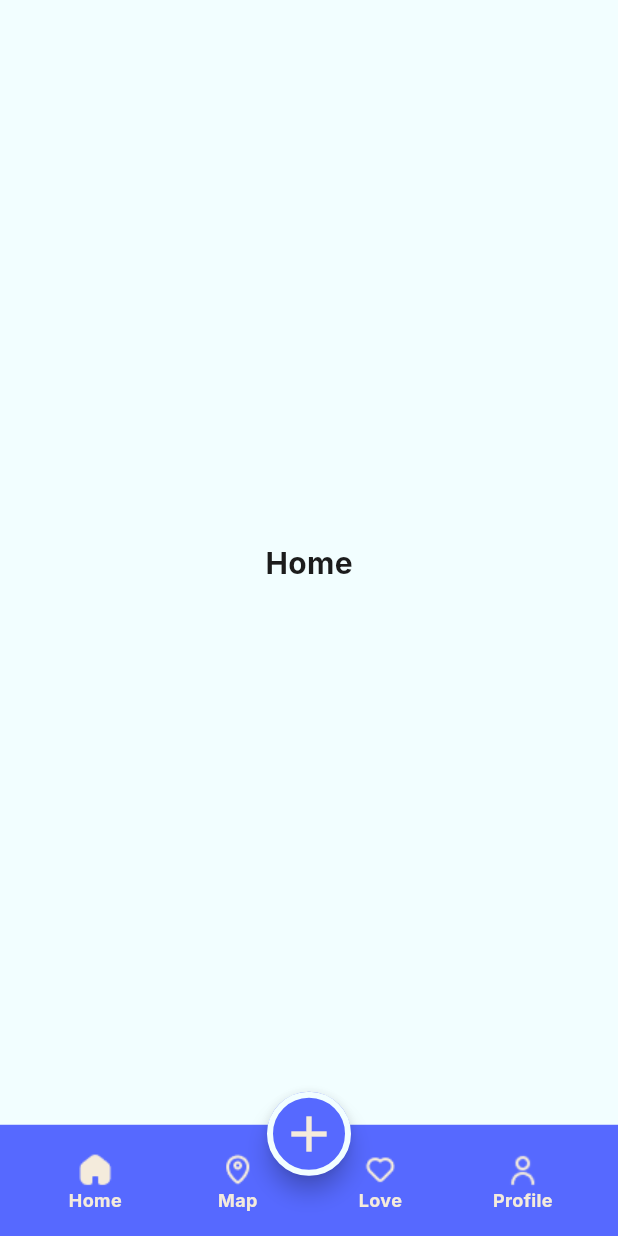
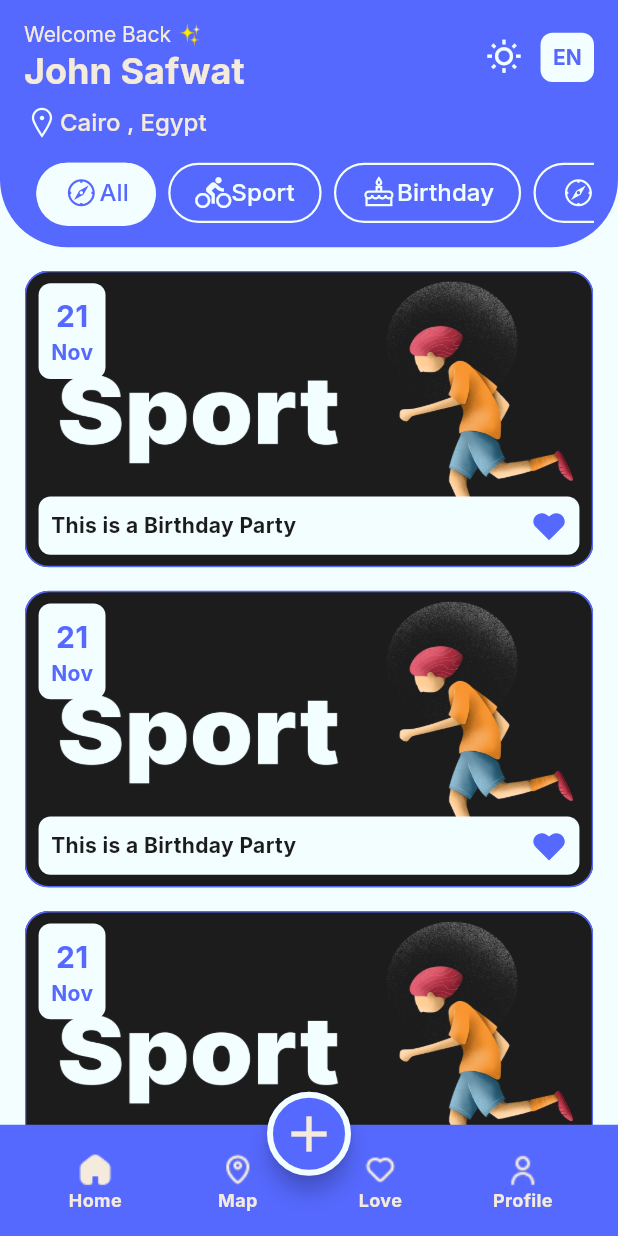
Before and after one commit to Shrook5Khattab31/Evently-Project, a Flutter app: the screen it shows after launch, on a phone screen of 412 x 824 dp. Run offline on Flutter 3.47's test engine with Material 3 defaults, Android fonts, the phone set to English and light mode, and no system bars; our stand-ins replace easy_localization, google_fonts, icons_plus, introduction_screen, toggle_switch.

Commit message:
+[feat]: added homeTab

```diff
--- a/lib/main.dart
+++ b/lib/main.dart
@@ -4,7 +4,7 @@ import 'package:evently_project/providers/appThemeProvider.dart';
 import 'package:evently_project/screens/homeScreen.dart';
 import 'package:evently_project/screens/introScreen.dart';
 import 'package:evently_project/screens/onBoardingScreen.dart';
-import 'package:evently_project/screens/profileTab.dart';
+import 'package:evently_project/screens/tabs/profileTab.dart';
 import 'package:evently_project/utils/appThemes.dart';
 import 'package:evently_project/utils/routeNames.dart';
 import 'package:flutter/material.dart';
--- a/lib/screens/homeScreen.dart
+++ b/lib/screens/homeScreen.dart
@@ -1,5 +1,6 @@
 import 'package:easy_localization/easy_localization.dart';
-import 'package:evently_project/screens/profileTab.dart';
+import 'package:evently_project/screens/tabs/homeTab/homeTab.dart';
+import 'package:evently_project/screens/tabs/profileTab.dart';
 import 'package:flutter/material.dart';
 import '../utils/appAssets.dart';
 import '../utils/appColors.dart';
@@ -67,7 +68,7 @@ class _HomeScreenState extends State<HomeScreen> {
 
   Widget buildTab(int index){
     switch(index){
-      case 0: return Center(child: Text('Home'),);
+      case 0: return HomeTab();
       case 1: return Center(child: Text('Map'),);
       case 2: return Center(child: Text('Fav'),);
       case 3: return ProfileTab();
--- /dev/null
+++ b/lib/screens/tabs/homeTab/homeTab.dart
@@ -0,0 +1,106 @@
+import 'package:evently_project/screens/tabs/homeTab/widgets/customTab.dart';
+import 'package:evently_project/screens/tabs/homeTab/widgets/eventsWidget.dart';
+import 'package:evently_project/utils/appColors.dart';
+import 'package:evently_project/utils/appStyles.dart';
+import 'package:flutter/material.dart';
+import 'package:icons_plus/icons_plus.dart';
+import 'package:provider/provider.dart';
+import '../../../providers/appLanguageProvider.dart';
+import '../../../providers/appThemeProvider.dart';
+
+class HomeTab extends StatelessWidget {
+  List<String> events = [ 'all',
+    'sport','birthday','meeting','gaming','eating',
+    'holiday','exhibition','workshop','bookclub'
+  ];
+  List<IconData> eventIcons = [
+    LineAwesome.compass,Icons.directions_bike,LineAwesome.birthday_cake_solid,
+    LineAwesome.compass,LineAwesome.compass,LineAwesome.compass,
+    LineAwesome.compass,LineAwesome.compass,LineAwesome.compass,
+    LineAwesome.compass,
+  ];
+  int selectedIndex=0;
+  @override
+  Widget build(BuildContext context) {
+    var width=MediaQuery.of(context).size.width;
+    var height=MediaQuery.of(context).size.height;
+    var languageProvider = Provider.of<AppLanguageProvider>(context);
+    var themeProvider = Provider.of<AppThemeProvider>(context);
+    return Scaffold(
+      appBar: AppBar(
+        backgroundColor: Theme.of(context).primaryColor,
+        toolbarHeight: height*0.2,
+        shape: RoundedRectangleBorder(
+          borderRadius: BorderRadiusGeometry.vertical(bottom: Radius.circular(45),),
+        ),
+        title: Column(
+          spacing: height*0.009,
+          children: [
+            Row(
+              children: [
+                Column(
+                  crossAxisAlignment: CrossAxisAlignment.start,
+                  children: [
+                    Text('Welcome Back ✨',style: AppStyles.regular14offWhite,),
+                    Text('John Safwat',style: AppStyles.bold24offWhite,),
+                  ],
+                ),
+                Spacer(),
+                ///change the style
+                Icon(themeProvider.appTheme=='light'?
+                  Icons.wb_sunny_outlined:Icons.brightness_2_sharp,
+                  color: themeProvider.appTheme=='light'?
+                  AppColors.lightBlueColor:AppColors.offWhiteColor,),
+                Container(
+                  margin: EdgeInsetsDirectional.only(start: width*0.03),
+                  padding: EdgeInsets.symmetric(horizontal: width*0.02,vertical: height*0.009),
+                  decoration: BoxDecoration(
+                    color: themeProvider.appTheme=='light'?
+                    AppColors.lightBlueColor:AppColors.offWhiteColor,
+                    borderRadius: BorderRadius.circular(8),
+                  ),
+                  child: Text((languageProvider.appLanguage).toUpperCase(),
+                    style: themeProvider.appTheme=='light'?
+                    AppStyles.bold14primary:AppStyles.bold14darkPrimary,
+                  ),
+                ),
+              ],
+            ),
+            Row(
+              children: [
+                Icon(LineAwesome.map_marker_solid,color: AppColors.lightBlueColor,size: 24,),
+                Text('Cairo , Egypt',style: AppStyles.medium16offWhite,),
+              ],
+            ),
+            DefaultTabController(
+              initialIndex: selectedIndex,
+              length: events.length,
+              child: TabBar(
+                padding: EdgeInsets.only(top: height*0.009),
+                isScrollable: true,
+                labelPadding: EdgeInsetsGeometry.directional(start: width*0.02),
+                onTap: (index)=> selectedIndex=index,
+                tabs: List.generate(events.length, (index)=>
+                  CustomTab(icon: eventIcons[index], label: events[index])),
+              ),
+            ),
+          ],
+        ),
+      ),
+      body: Padding(
+        padding: EdgeInsetsGeometry.directional(top: height*0.019,start: width*0.04,end: width*0.04),
+        child: Column(
+          children: [
+            Expanded(
+              child: ListView.separated(
+                itemBuilder: (context, index) => EventsWidget(),
+                separatorBuilder: (context, index) => SizedBox(height: height*0.019,),
+                itemCount: 4,
+              ),
+            ),
+          ],
+        ),
+      ),
+    );
+  }
+}
--- /dev/null
+++ b/lib/screens/tabs/homeTab/widgets/customTab.dart
@@ -0,0 +1,26 @@
+import 'package:easy_localization/easy_localization.dart';
+import 'package:flutter/material.dart';
+
+class CustomTab extends StatelessWidget {
+  IconData icon;
+  String label;
+  CustomTab({required this.icon,required this.label});
+  @override
+  Widget build(BuildContext context) {
+    var width=MediaQuery.of(context).size.width;
+    var height=MediaQuery.of(context).size.height;
+    return Container(
+      decoration: BoxDecoration(
+        borderRadius: BorderRadius.circular(46),
+        border:Border.all(color: Theme.of(context).focusColor,width: 1.5),
+      ),
+      padding: EdgeInsets.symmetric(horizontal: width*0.04,vertical: height*0.008),
+      child: Row(
+        children: [
+          Icon(icon),
+          Text(label).tr()
+        ],
+      ),
+    );
+  }
+}
--- /dev/null
+++ b/lib/screens/tabs/homeTab/widgets/eventsWidget.dart
@@ -0,0 +1,67 @@
+import 'package:evently_project/utils/appAssets.dart';
+import 'package:evently_project/utils/appColors.dart';
+import 'package:evently_project/utils/appStyles.dart';
+import 'package:flutter/material.dart';
+import 'package:icons_plus/icons_plus.dart';
+import 'package:provider/provider.dart';
+
+import '../../../../providers/appThemeProvider.dart';
+
+class EventsWidget extends StatelessWidget {
+
+  @override
+  Widget build(BuildContext context) {
+    var width=MediaQuery.of(context).size.width;
+    var height=MediaQuery.of(context).size.height;
+    var themeProvider = Provider.of<AppThemeProvider>(context);
+    return Container(
+      padding: EdgeInsets.symmetric(vertical: height*0.009,horizontal: width*0.02),
+      decoration: BoxDecoration(
+        borderRadius: BorderRadius.circular(16),
+        border: Border.all(color: AppColors.primaryColor),
+        image: DecorationImage(
+          image: AssetImage(AppAssets.sportEventImg),
+          fit: BoxFit.fill
+        ),
+      ),
+      clipBehavior: Clip.antiAlias,
+      width: double.infinity,
+      height: height*0.24,
+      child: Column(
+        crossAxisAlignment: CrossAxisAlignment.start,
+        mainAxisAlignment: MainAxisAlignment.spaceBetween,
+        children: [
+          Container(
+            padding: EdgeInsets.symmetric(vertical: height*0.009,horizontal: width*0.02),
+            decoration: BoxDecoration(
+              color: Theme.of(context).scaffoldBackgroundColor,
+              borderRadius: BorderRadius.circular(8),
+            ),
+            child: Column(
+              crossAxisAlignment: CrossAxisAlignment.center,
+              children: [
+                Text('21',style: AppStyles.bold20primary,),
+                Text('Nov',style: AppStyles.bold14primary,),
+              ],
+            ),
+          ),
+          Container(
+            padding: EdgeInsets.symmetric(vertical: height*0.009,horizontal: width*0.02),
+            width: double.infinity,
+            decoration: BoxDecoration(
+              color: Theme.of(context).scaffoldBackgroundColor,
+              borderRadius: BorderRadius.circular(8),
+            ),
+            child: Row(
+              mainAxisAlignment: MainAxisAlignment.spaceBetween,
+              children: [
+                Text('This is a Birthday Party',style: themeProvider.appTheme=='light'?AppStyles.bold14black:AppStyles.bold14offWhite,),
+                Icon(LineAwesome.heart_solid,color: AppColors.primaryColor,),
+              ],
+            ),
+          )
+        ],
+      ),
+    );
+  }
+}
--- a/lib/screens/profileTab.dart
+++ b/lib/screens/tabs/profileTab.dart
@@ -6,7 +6,7 @@ import 'package:evently_project/utils/appStyles.dart';
 import 'package:flutter/material.dart';
 import 'package:provider/provider.dart';
 
-import '../providers/appThemeProvider.dart';
+import '../../providers/appThemeProvider.dart';
 
 class ProfileTab extends StatefulWidget {
 
@@ -23,6 +23,9 @@ class _ProfileTabState extends State<ProfileTab> {
     var themeProvider = Provider.of<AppThemeProvider>(context);
     return Scaffold(
       appBar: AppBar(
+        shape: RoundedRectangleBorder(
+          borderRadius: BorderRadiusGeometry.directional(bottomStart: Radius.circular(80)),
+        ),
         leading: Padding(
           padding: EdgeInsets.symmetric(vertical:height*0.019,horizontal: width*0.04),
           child: Image.asset(AppAssets.profileImg,fit: BoxFit.fill,),
--- a/lib/utils/appAssets.dart
+++ b/lib/utils/appAssets.dart
@@ -5,8 +5,8 @@ class AppAssets{
   static const String introScreen2 = 'assets/images/introAssets/intro2.png';
   static const String introScreen3 = 'assets/images/introAssets/intro3.png';
   static const String eventlyLogo = 'assets/images/eventlyAppbarLogo.png';
-  ///homeScreen///
-
+  ///homeTab///
+  static const String sportEventImg = 'assets/images/homeTabAssets/Sport_event.png';
   ///ProfileTab///
   static const String profileImg = 'assets/images/profileTabAssets/profileImg.png';
 
--- a/lib/utils/appColors.dart
+++ b/lib/utils/appColors.dart
@@ -3,10 +3,10 @@ import 'package:flutter/material.dart';
 class AppColors{
   static const Color primaryColor= Color(0xFF5669FF);
   static const Color blackColor= Color(0xFF1C1C1C);
-  static const Color darkThemeColor = Color(0xFF101127);
+  static const Color darkPrimaryColor = Color(0xFF101127);
   static const Color navyColor=Color(0xFF051725);
   static const Color orangeColor=Color(0xFFFFBC70);
-  static const Color lightThemeColor=Color(0xFFF2FEFF);
+  static const Color lightBlueColor=Color(0xFFF2FEFF);
   static const Color offWhiteColor=Color(0xFFF4EBDC);
   static const Color whiteColor=Color(0xFFFFFFFF);
   static const Color redColor=Color(0xFFFF5659);
--- a/lib/utils/appStyles.dart
+++ b/lib/utils/appStyles.dart
@@ -3,36 +3,17 @@ import 'package:google_fonts/google_fonts.dart';
 import 'appColors.dart';
 
 class AppStyles{
-  ///--- White TextStyle (medium) ---///
-  static TextStyle medium12white= GoogleFonts.inter(
-    color: AppColors.lightThemeColor,
-    fontWeight: FontWeight.w500,
-    fontSize: 12,
-  );
-  static TextStyle medium14white= GoogleFonts.inter(
-    color: AppColors.lightThemeColor,
-    fontWeight: FontWeight.w500,
-    fontSize: 14,
-  );
-  static TextStyle medium16white= GoogleFonts.inter(
-    color: AppColors.lightThemeColor,
-    fontWeight: FontWeight.w500,
-    fontSize: 16,
-  );
+  ///--- White TextStyle (regular) ---///
   static TextStyle regular20white= GoogleFonts.inter(
     color: AppColors.whiteColor,
     fontWeight: FontWeight.w400,
     fontSize: 20,
   );
-  static TextStyle medium24white = GoogleFonts.inter(
-    color: AppColors.lightThemeColor,
-    fontWeight: FontWeight.w500,
-    fontSize: 24,
-  );
-  static TextStyle medium36white= GoogleFonts.inter(
-    color: AppColors.lightThemeColor,
-    fontWeight: FontWeight.w500,
-    fontSize: 20,
+  ///--- OffWhite TextStyle (regular) ---///
+  static TextStyle regular14offWhite= GoogleFonts.inter(
+    color: AppColors.offWhiteColor,
+    fontWeight: FontWeight.w400,
+    fontSize: 14,
   );
   ///--- OffWhite TextStyle (medium) ---///
   static TextStyle medium16offWhite= GoogleFonts.inter(
@@ -51,6 +32,11 @@ class AppStyles{
     fontWeight: FontWeight.bold,
     fontSize: 12,
   );
+  static TextStyle bold14offWhite= GoogleFonts.inter(
+    color: AppColors.offWhiteColor,
+    fontWeight: FontWeight.bold,
+    fontSize: 14,
+  );
   static TextStyle bold20offWhite= GoogleFonts.inter(
     color: AppColors.offWhiteColor,
     fontWeight: FontWeight.bold,
@@ -61,26 +47,55 @@ class AppStyles{
     fontWeight: FontWeight.bold,
     fontSize: 24,
   );
-  ////////
+  ///--- Primary TextStyle (medium) ---///
   static TextStyle medium20primary= GoogleFonts.inter(
     color: AppColors.primaryColor,
     fontWeight: FontWeight.w500,
     fontSize: 20,
   );
+  static TextStyle medium16primary= GoogleFonts.inter(
+    color: AppColors.primaryColor,
+    fontWeight: FontWeight.w500,
+    fontSize: 16,
+  );
+  ///--- Primary TextStyle (bold) ---///
   static TextStyle bold20primary= GoogleFonts.inter(
     color: AppColors.primaryColor,
     fontWeight: FontWeight.bold,
     fontSize: 20,
   );
-  ///////////
+  static TextStyle bold14primary= GoogleFonts.inter(
+    color: AppColors.primaryColor,
+    fontWeight: FontWeight.bold,
+    fontSize: 14,
+  );
+  ///--- Black TextStyle (medium) ---///
   static TextStyle medium16black= GoogleFonts.inter(
     color: AppColors.blackColor,
     fontWeight: FontWeight.w500,
     fontSize: 16,
   );
+  ///--- Black TextStyle (bold) ---///
   static TextStyle bold20black= GoogleFonts.inter(
     color: AppColors.blackColor,
     fontWeight: FontWeight.bold,
     fontSize: 20,
   );
+  static TextStyle bold14black= GoogleFonts.inter(
+    color: AppColors.blackColor,
+    fontWeight: FontWeight.bold,
+    fontSize: 14,
+  );
+  ///--- darkPrimary TextStyle (bold) ---///
+  static TextStyle bold14darkPrimary= GoogleFonts.inter(
+    color: AppColors.darkPrimaryColor,
+    fontWeight: FontWeight.bold,
+    fontSize: 14,
+  );
+
+  static TextStyle medium16lightBlue= GoogleFonts.inter(
+    color: AppColors.lightBlueColor,
+    fontWeight: FontWeight.w500,
+    fontSize: 16,
+  );
 }
--- a/lib/utils/appThemes.dart
+++ b/lib/utils/appThemes.dart
@@ -5,21 +5,30 @@ import 'appStyles.dart';
 
 class AppThemes{
   static ThemeData lightAppTheme = ThemeData(
-    scaffoldBackgroundColor: AppColors.lightThemeColor,
+    scaffoldBackgroundColor: AppColors.lightBlueColor,
     primaryColor: AppColors.primaryColor,
+    focusColor: AppColors.lightBlueColor,
+    tabBarTheme:  TabBarThemeData(
+      unselectedLabelStyle: AppStyles.medium16lightBlue,
+      labelStyle: AppStyles.medium16primary,
+      tabAlignment: TabAlignment.start,
+      dividerColor: Colors.transparent,
+      indicator: BoxDecoration(
+        borderRadius: BorderRadius.circular(46),
+        color: AppColors.lightBlueColor,
+      ),
+    ),
+
     floatingActionButtonTheme: FloatingActionButtonThemeData(
       backgroundColor: AppColors.primaryColor,
       shape: RoundedRectangleBorder(
         borderRadius: BorderRadiusGeometry.circular(30),
-        side: BorderSide(color: AppColors.lightThemeColor,width: 4,),
+        side: BorderSide(color: AppColors.lightBlueColor,width: 4,),
       ),
     ),
 
     appBarTheme: AppBarTheme(
       backgroundColor: AppColors.primaryColor,
-      shape: RoundedRectangleBorder(
-        borderRadius: BorderRadiusGeometry.only(bottomLeft: Radius.circular(80)),
-      ),
     ),
 
     textTheme: TextTheme(
@@ -51,20 +60,29 @@ class AppThemes{
   /// Dark Theme ///
 
   static ThemeData darkAppTheme = ThemeData(
-    scaffoldBackgroundColor: AppColors.darkThemeColor,
-    primaryColor: AppColors.darkThemeColor,
+    scaffoldBackgroundColor: AppColors.darkPrimaryColor,
+    primaryColor: AppColors.darkPrimaryColor,
+    focusColor: AppColors.primaryColor,
+    tabBarTheme:  TabBarThemeData(
+      unselectedLabelStyle: AppStyles.medium16offWhite,
+      labelStyle: AppStyles.medium16offWhite,
+      tabAlignment: TabAlignment.start,
+      dividerColor: Colors.transparent,
+      indicator: BoxDecoration(
+        borderRadius: BorderRadius.circular(46),
+        color: AppColors.primaryColor,
+      ),
+    ),
+
     floatingActionButtonTheme: FloatingActionButtonThemeData(
       shape: RoundedRectangleBorder(
         borderRadius: BorderRadiusGeometry.circular(30),
-        side: BorderSide(color: AppColors.lightThemeColor,width: 4,),
+        side: BorderSide(color: AppColors.lightBlueColor,width: 4,),
       ),
     ),
 
     appBarTheme: AppBarTheme(
       backgroundColor: AppColors.primaryColor,
-      shape: RoundedRectangleBorder(
-        borderRadius: BorderRadiusGeometry.only(bottomLeft: Radius.circular(80)),
-      ),
     ),
 
     textTheme: TextTheme(
@@ -76,7 +94,7 @@ class AppThemes{
     ),
 
     bottomAppBarTheme: BottomAppBarThemeData(
-      color: AppColors.darkThemeColor,
+      color: AppColors.darkPrimaryColor,
       elevation: 0,
     ),
     bottomNavigationBarTheme: BottomNavigationBarThemeData(
--- a/pubspec.yaml
+++ b/pubspec.yaml
@@ -70,6 +70,7 @@ flutter:
     - assets/images/introAssets/
     - assets/images/splashAssets/
     - assets/images/profileTabAssets/
+    - assets/images/homeTabAssets/
     - assets/icons/
     - assets/translations/
 
```
Also changed, not shown: assets/translations/ar.json (+11 -1 lines), assets/translations/en-US.json (+11 -1 lines), assets/icons/Map_fill.png, assets/images/homeTabAssets/Bidthday_event.png (added), assets/images/homeTabAssets/Holiday_event.png (added), assets/images/homeTabAssets/Meeting_event.png (added), assets/images/homeTabAssets/Sport_event.png (added), assets/images/homeTabAssets/gaming_event.png (added).
